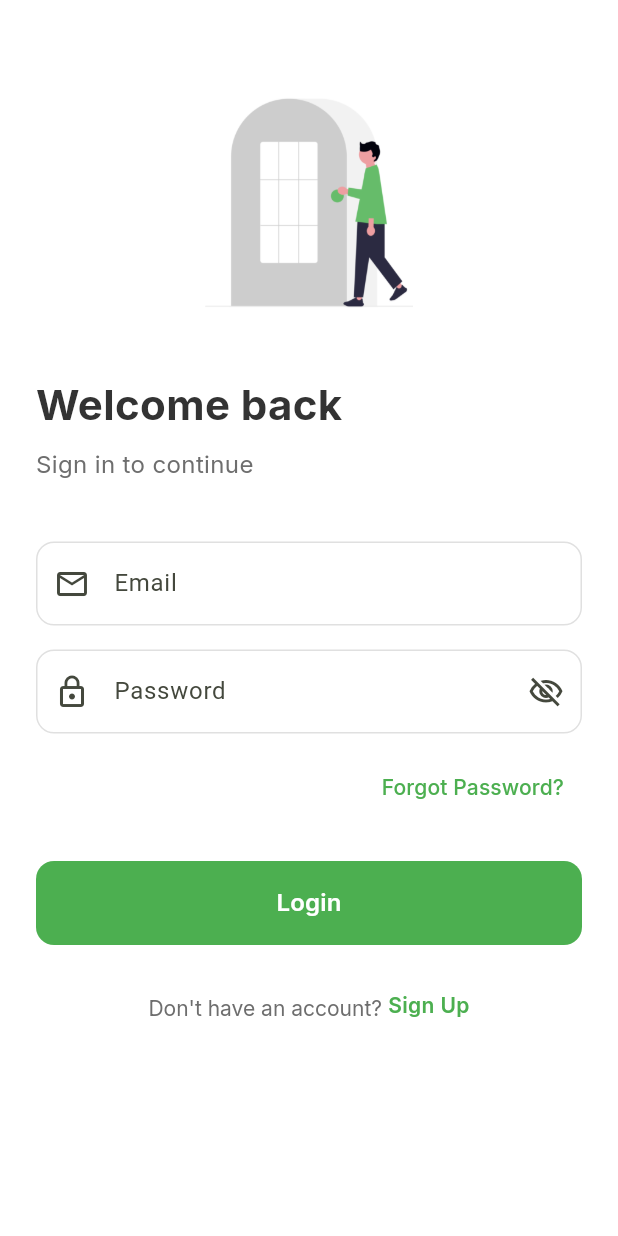
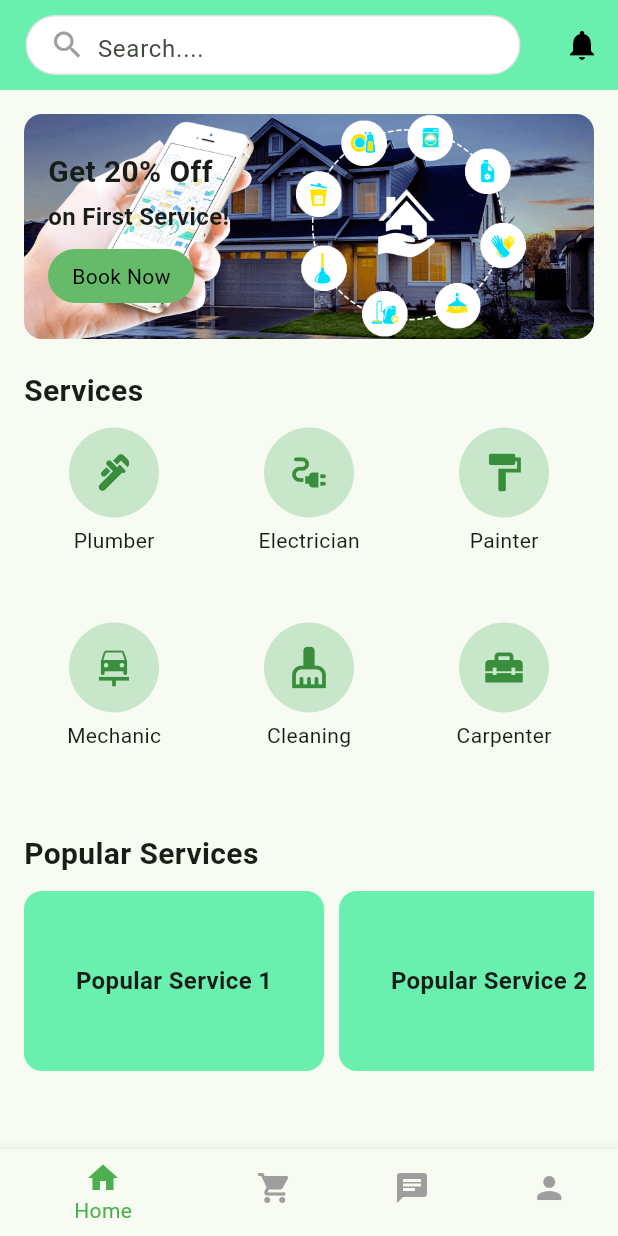
Before and after one commit to Vainyala17/LocalServiceFinder, a Flutter app: the screen it shows after launch, on a phone screen of 412 x 824 dp. Run offline on Flutter 3.47's test engine with Material 3 defaults, Android fonts, the light colour scheme and no system bars; our stand-ins replace firebase_auth, firebase_core, google_fonts; accounts and stored records are empty.

Commit message:
UI changes

```diff
--- /dev/null
+++ b/lib/ChatPage.dart
@@ -0,0 +1,6 @@
+import 'package:flutter/cupertino.dart';
+
+class ChatPage extends StatelessWidget {
+  @override
+  Widget build(BuildContext context) => Center(child: Text("Chat Page"));
+}
--- /dev/null
+++ b/lib/CustomBottomNavBar.dart
@@ -0,0 +1,28 @@
+import 'package:flutter/material.dart';
+
+class CustomBottomNavBar extends StatelessWidget {
+  final int currentIndex;
+  final Function(int) onTap;
+
+  const CustomBottomNavBar({
+    Key? key,
+    required this.currentIndex,
+    required this.onTap,
+  }) : super(key: key);
+
+  @override
+  Widget build(BuildContext context) {
+    return BottomNavigationBar(
+      currentIndex: currentIndex,
+      onTap: onTap,
+      selectedItemColor: Colors.green,
+      unselectedItemColor: Colors.grey,
+      items: const [
+        BottomNavigationBarItem(icon: Icon(Icons.home), label: "Home"),
+        BottomNavigationBarItem(icon: Icon(Icons.shopping_cart), label: "Orders"),
+        BottomNavigationBarItem(icon: Icon(Icons.chat), label: "Chat"),
+        BottomNavigationBarItem(icon: Icon(Icons.person), label: "Profile"),
+      ],
+    );
+  }
+}
--- /dev/null
+++ b/lib/HomeMainPage.dart
@@ -0,0 +1,110 @@
+import 'package:flutter/material.dart';
+
+class HomeMainPage extends StatelessWidget {
+  @override
+  Widget build(BuildContext context) {
+    return SingleChildScrollView(
+      padding: EdgeInsets.all(16),
+      child: Column(
+        crossAxisAlignment: CrossAxisAlignment.start,
+        children: [
+          // Promo Banner
+          Container(
+            height: 150,
+            decoration: BoxDecoration(
+              borderRadius: BorderRadius.circular(12),
+              image: DecorationImage(
+                image: AssetImage('assets/Promo.png'),
+                fit: BoxFit.cover,
+              ),
+            ),
+            padding: EdgeInsets.all(16),
+            alignment: Alignment.centerLeft,
+            child: Column(
+              crossAxisAlignment: CrossAxisAlignment.start,
+              mainAxisAlignment: MainAxisAlignment.center,
+              children: [
+                Text("Get 20% Off", style: TextStyle(fontSize: 20, fontWeight: FontWeight.bold)),
+                SizedBox(height: 4),
+                Text("on First Service!", style: TextStyle(fontSize: 16, fontWeight: FontWeight.bold)),
+                SizedBox(height: 10),
+                Container(
+                  padding: EdgeInsets.symmetric(horizontal: 16, vertical: 8),
+                  decoration: BoxDecoration(
+                    color: Colors.green.shade400,
+                    borderRadius: BorderRadius.circular(20),
+                  ),
+                  child: Text("Book Now", style: TextStyle(color: Colors.black)),
+                ),
+              ],
+            ),
+          ),
+          SizedBox(height: 20),
+
+          // Service Grid
+          Text("Services", style: TextStyle(fontSize: 20, fontWeight: FontWeight.bold)),
+          SizedBox(height: 10),
+          GridView.builder(
+            shrinkWrap: true,
+            physics: NeverScrollableScrollPhysics(),
+            gridDelegate: SliverGridDelegateWithFixedCrossAxisCount(
+              crossAxisCount: 3,
+              crossAxisSpacing: 10,
+              mainAxisSpacing: 10,
+            ),
+            itemCount: 6,
+            itemBuilder: (context, index) {
+              List<Map<String, dynamic>> services = [
+                {"icon": Icons.plumbing, "title": "Plumber"},
+                {"icon": Icons.electrical_services, "title": "Electrician"},
+                {"icon": Icons.format_paint, "title": "Painter"},
+                {"icon": Icons.car_repair, "title": "Mechanic"},
+                {"icon": Icons.cleaning_services, "title": "Cleaning"},
+                {"icon": Icons.home_repair_service, "title": "Carpenter"},
+              ];
+              return Column(
+                children: [
+                  CircleAvatar(
+                    radius: 30,
+                    backgroundColor: Colors.green.shade100,
+                    child: Icon(services[index]['icon'], size: 30, color: Colors.green.shade700),
+                  ),
+                  SizedBox(height: 5),
+                  Text(services[index]['title'], style: TextStyle(fontSize: 14)),
+                ],
+              );
+            },
+          ),
+          SizedBox(height: 20),
+
+          // Popular Services
+          Text("Popular Services", style: TextStyle(fontSize: 20, fontWeight: FontWeight.bold)),
+          SizedBox(height: 10),
+          SizedBox(
+            height: 120,
+            child: ListView.builder(
+              scrollDirection: Axis.horizontal,
+              itemCount: 3,
+              itemBuilder: (context, index) {
+                return Container(
+                  width: 200,
+                  margin: EdgeInsets.only(right: 10),
+                  decoration: BoxDecoration(
+                    color: Colors.greenAccent,
+                    borderRadius: BorderRadius.circular(12),
+                  ),
+                  child: Center(
+                    child: Text(
+                      "Popular Service ${index + 1}",
+                      style: TextStyle(fontSize: 16, fontWeight: FontWeight.bold),
+                    ),
+                  ),
+                );
+              },
+            ),
+          ),
+        ],
+      ),
+    );
+  }
+}
--- a/lib/main.dart
+++ b/lib/main.dart
@@ -19,10 +19,10 @@ class MyApp extends StatelessWidget {
     return MaterialApp(
       title: 'Local Service Finder',
       theme: ThemeData(
-        colorScheme: ColorScheme.fromSeed(seedColor: Colors.lightGreen),
+        colorScheme: ColorScheme.fromSeed(seedColor: Colors.green.shade400),
         useMaterial3: true,
       ),
-      initialRoute: '/login', // Start with login screen
+      initialRoute: '/home', // Start with login screen
       routes: {
         '/login': (context) => LoginScreen(),
         '/register': (context) => RegisterScreen(),
```
Also changed, not shown: lib/HomePage.dart (+227 -144 lines), lib/OrdersPage.dart (added, +8 -0 lines), lib/ProfilePage.dart (added, +8 -0 lines), assets/Originals/Promo.png (added), assets/Promo.png.
